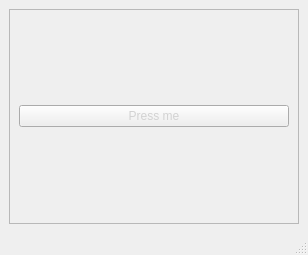
DariuszMak/python-standalone-gui-template, file app/ui/forms/main_window.ui: the form before one commit.
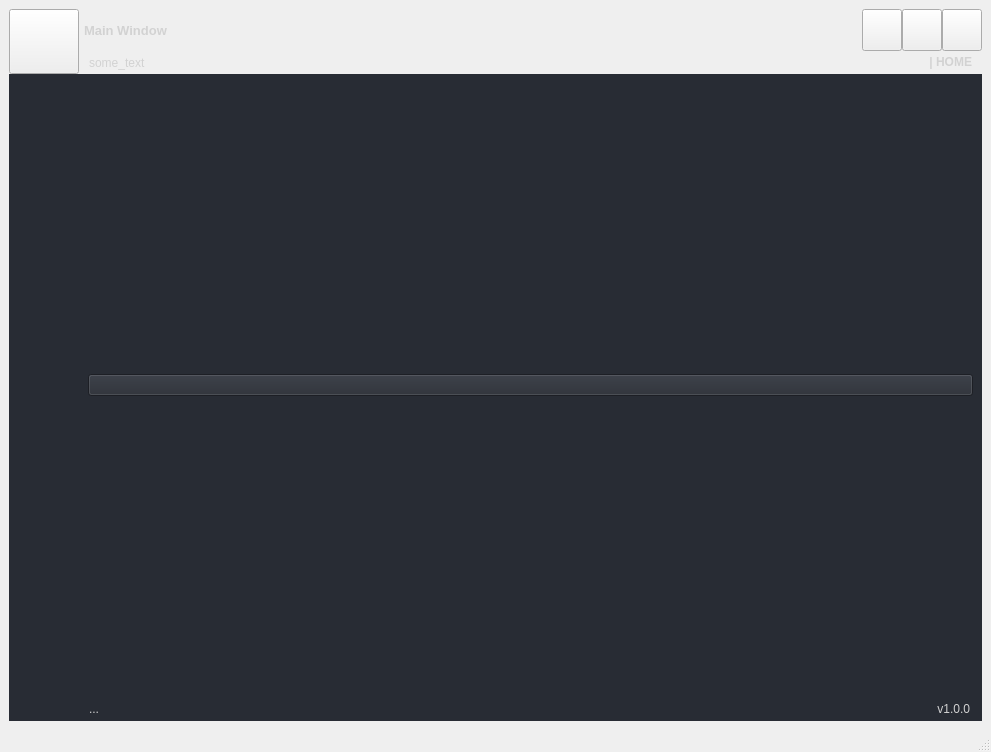
The form after the commit. Icons and pictures are not drawn.

Commit message: add mainwindow skeleton

The edit to the form file:
```diff
--- a/app/ui/forms/main_window.ui
+++ b/app/ui/forms/main_window.ui
@@ -6,8 +6,8 @@
    <rect>
     <x>0</x>
     <y>0</y>
-    <width>308</width>
-    <height>255</height>
+    <width>991</width>
+    <height>752</height>
    </rect>
   </property>
   <property name="windowTitle">
@@ -17,21 +17,770 @@
    <property name="styleSheet">
     <string notr="true">color: rgb(210, 210, 210);</string>
    </property>
-   <layout class="QGridLayout" name="gridLayout_2">
-    <item row="0" column="0">
-     <widget class="QFrame" name="frame">
+   <layout class="QHBoxLayout" name="horizontalLayout">
+    <item>
+     <widget class="QFrame" name="frame_main">
+      <property name="styleSheet">
+       <string notr="true"/>
+      </property>
       <property name="frameShape">
-       <enum>QFrame::StyledPanel</enum>
+       <enum>QFrame::NoFrame</enum>
       </property>
       <property name="frameShadow">
        <enum>QFrame::Raised</enum>
       </property>
-      <layout class="QGridLayout" name="gridLayout">
-       <item row="0" column="0">
-        <widget class="QPushButton" name="pushButton">
-         <property name="text">
-          <string>Press me</string>
+      <layout class="QVBoxLayout" name="verticalLayout">
+       <property name="spacing">
+        <number>0</number>
+       </property>
+       <property name="leftMargin">
+        <number>0</number>
+       </property>
+       <property name="topMargin">
+        <number>0</number>
+       </property>
+       <property name="rightMargin">
+        <number>0</number>
+       </property>
+       <property name="bottomMargin">
+        <number>0</number>
+       </property>
+       <item>
+        <widget class="QFrame" name="frame_top">
+         <property name="minimumSize">
+          <size>
+           <width>0</width>
+           <height>65</height>
+          </size>
          </property>
+         <property name="maximumSize">
+          <size>
+           <width>16777215</width>
+           <height>65</height>
+          </size>
+         </property>
+         <property name="styleSheet">
+          <string notr="true"/>
+         </property>
+         <property name="frameShape">
+          <enum>QFrame::NoFrame</enum>
+         </property>
+         <property name="frameShadow">
+          <enum>QFrame::Raised</enum>
+         </property>
+         <layout class="QHBoxLayout" name="horizontalLayout_3">
+          <property name="spacing">
+           <number>0</number>
+          </property>
+          <property name="leftMargin">
+           <number>0</number>
+          </property>
+          <property name="topMargin">
+           <number>0</number>
+          </property>
+          <property name="rightMargin">
+           <number>0</number>
+          </property>
+          <property name="bottomMargin">
+           <number>0</number>
+          </property>
+          <item>
+           <widget class="QFrame" name="frame_toggle">
+            <property name="maximumSize">
+             <size>
+              <width>70</width>
+              <height>16777215</height>
+             </size>
+            </property>
+            <property name="styleSheet">
+             <string notr="true"/>
+            </property>
+            <property name="frameShape">
+             <enum>QFrame::NoFrame</enum>
+            </property>
+            <property name="frameShadow">
+             <enum>QFrame::Raised</enum>
+            </property>
+            <layout class="QVBoxLayout" name="verticalLayout_3">
+             <property name="spacing">
+              <number>0</number>
+             </property>
+             <property name="leftMargin">
+              <number>0</number>
+             </property>
+             <property name="topMargin">
+              <number>0</number>
+             </property>
+             <property name="rightMargin">
+              <number>0</number>
+             </property>
+             <property name="bottomMargin">
+              <number>0</number>
+             </property>
+             <item>
+              <widget class="QPushButton" name="btn_toggle_menu">
+               <property name="sizePolicy">
+                <sizepolicy hsizetype="Expanding" vsizetype="Expanding">
+                 <horstretch>0</horstretch>
+                 <verstretch>0</verstretch>
+                </sizepolicy>
+               </property>
+               <property name="styleSheet">
+                <string notr="true"/>
+               </property>
+               <property name="text">
+                <string/>
+               </property>
+              </widget>
+             </item>
+            </layout>
+           </widget>
+          </item>
+          <item>
+           <widget class="QFrame" name="frame_top_right">
+            <property name="styleSheet">
+             <string notr="true"/>
+            </property>
+            <property name="frameShape">
+             <enum>QFrame::NoFrame</enum>
+            </property>
+            <property name="frameShadow">
+             <enum>QFrame::Raised</enum>
+            </property>
+            <layout class="QVBoxLayout" name="verticalLayout_2">
+             <property name="spacing">
+              <number>0</number>
+             </property>
+             <property name="leftMargin">
+              <number>0</number>
+             </property>
+             <property name="topMargin">
+              <number>0</number>
+             </property>
+             <property name="rightMargin">
+              <number>0</number>
+             </property>
+             <property name="bottomMargin">
+              <number>0</number>
+             </property>
+             <item>
+              <widget class="QFrame" name="frame_top_btns">
+               <property name="maximumSize">
+                <size>
+                 <width>16777215</width>
+                 <height>42</height>
+                </size>
+               </property>
+               <property name="styleSheet">
+                <string notr="true"/>
+               </property>
+               <property name="frameShape">
+                <enum>QFrame::NoFrame</enum>
+               </property>
+               <property name="frameShadow">
+                <enum>QFrame::Raised</enum>
+               </property>
+               <layout class="QHBoxLayout" name="horizontalLayout_4">
+                <property name="spacing">
+                 <number>0</number>
+                </property>
+                <property name="leftMargin">
+                 <number>0</number>
+                </property>
+                <property name="topMargin">
+                 <number>0</number>
+                </property>
+                <property name="rightMargin">
+                 <number>0</number>
+                </property>
+                <property name="bottomMargin">
+                 <number>0</number>
+                </property>
+                <item>
+                 <widget class="QFrame" name="frame_label_top_btns">
+                  <property name="sizePolicy">
+                   <sizepolicy hsizetype="Expanding" vsizetype="Preferred">
+                    <horstretch>0</horstretch>
+                    <verstretch>0</verstretch>
+                   </sizepolicy>
+                  </property>
+                  <property name="frameShape">
+                   <enum>QFrame::NoFrame</enum>
+                  </property>
+                  <property name="frameShadow">
+                   <enum>QFrame::Raised</enum>
+                  </property>
+                  <layout class="QHBoxLayout" name="horizontalLayout_10">
+                   <property name="spacing">
+                    <number>0</number>
+                   </property>
+                   <property name="leftMargin">
+                    <number>5</number>
+                   </property>
+                   <property name="topMargin">
+                    <number>0</number>
+                   </property>
+                   <property name="rightMargin">
+                    <number>10</number>
+                   </property>
+                   <property name="bottomMargin">
+                    <number>0</number>
+                   </property>
+                   <item>
+                    <widget class="QLabel" name="label_title_bar_top">
+                     <property name="font">
+                      <font>
+                       <pointsize>10</pointsize>
+                       <bold>true</bold>
+                      </font>
+                     </property>
+                     <property name="styleSheet">
+                      <string notr="true"/>
+                     </property>
+                     <property name="text">
+                      <string>Main Window</string>
+                     </property>
+                    </widget>
+                   </item>
+                  </layout>
+                 </widget>
+                </item>
+                <item alignment="Qt::AlignRight">
+                 <widget class="QFrame" name="frame_btns_right">
+                  <property name="sizePolicy">
+                   <sizepolicy hsizetype="Expanding" vsizetype="Preferred">
+                    <horstretch>0</horstretch>
+                    <verstretch>0</verstretch>
+                   </sizepolicy>
+                  </property>
+                  <property name="maximumSize">
+                   <size>
+                    <width>120</width>
+                    <height>16777215</height>
+                   </size>
+                  </property>
+                  <property name="frameShape">
+                   <enum>QFrame::NoFrame</enum>
+                  </property>
+                  <property name="frameShadow">
+                   <enum>QFrame::Raised</enum>
+                  </property>
+                  <layout class="QHBoxLayout" name="horizontalLayout_5">
+                   <property name="spacing">
+                    <number>0</number>
+                   </property>
+                   <property name="leftMargin">
+                    <number>0</number>
+                   </property>
+                   <property name="topMargin">
+                    <number>0</number>
+                   </property>
+                   <property name="rightMargin">
+                    <number>0</number>
+                   </property>
+                   <property name="bottomMargin">
+                    <number>0</number>
+                   </property>
+                   <item>
+                    <widget class="QPushButton" name="btn_minimize">
+                     <property name="sizePolicy">
+                      <sizepolicy hsizetype="Minimum" vsizetype="Expanding">
+                       <horstretch>0</horstretch>
+                       <verstretch>0</verstretch>
+                      </sizepolicy>
+                     </property>
+                     <property name="minimumSize">
+                      <size>
+                       <width>40</width>
+                       <height>0</height>
+                      </size>
+                     </property>
+                     <property name="maximumSize">
+                      <size>
+                       <width>40</width>
+                       <height>16777215</height>
+                      </size>
+                     </property>
+                     <property name="toolTip">
+                      <string>Minimize</string>
+                     </property>
+                     <property name="styleSheet">
+                      <string notr="true"/>
+                     </property>
+                     <property name="text">
+                      <string/>
+                     </property>
+                     <property name="icon">
+                      <iconset resource="files.qrc">
+                       <normaloff>:/16x16/icons/16x16/cil-window-minimize.png</normaloff>:/16x16/icons/16x16/cil-window-minimize.png</iconset>
+                     </property>
+                    </widget>
+                   </item>
+                   <item>
+                    <widget class="QPushButton" name="btn_maximize_restore">
+                     <property name="sizePolicy">
+                      <sizepolicy hsizetype="Minimum" vsizetype="Expanding">
+                       <horstretch>0</horstretch>
+                       <verstretch>0</verstretch>
+                      </sizepolicy>
+                     </property>
+                     <property name="minimumSize">
+                      <size>
+                       <width>40</width>
+                       <height>0</height>
+                      </size>
+                     </property>
+                     <property name="maximumSize">
+                      <size>
+                       <width>40</width>
+                       <height>16777215</height>
+                      </size>
+                     </property>
+                     <property name="toolTip">
+                      <string>Maximize</string>
+                     </property>
+                     <property name="styleSheet">
+                      <string notr="true"/>
+                     </property>
+                     <property name="text">
+                      <string/>
+                     </property>
+                     <property name="icon">
+                      <iconset resource="files.qrc">
+                       <normaloff>:/16x16/icons/16x16/cil-window-maximize.png</normaloff>:/16x16/icons/16x16/cil-window-maximize.png</iconset>
+                     </property>
+                    </widget>
+                   </item>
+                   <item>
+                    <widget class="QPushButton" name="btn_close">
+                     <property name="sizePolicy">
+                      <sizepolicy hsizetype="Minimum" vsizetype="Expanding">
+                       <horstretch>0</horstretch>
+                       <verstretch>0</verstretch>
+                      </sizepolicy>
+                     </property>
+                     <property name="minimumSize">
+                      <size>
+                       <width>40</width>
+                       <height>0</height>
+                      </size>
+                     </property>
+                     <property name="maximumSize">
+                      <size>
+                       <width>40</width>
+                       <height>16777215</height>
+                      </size>
+                     </property>
+                     <property name="toolTip">
+                      <string>Close</string>
+                     </property>
+                     <property name="styleSheet">
+                      <string notr="true"/>
+                     </property>
+                     <property name="text">
+                      <string/>
+                     </property>
+                     <property name="icon">
+                      <iconset resource="files.qrc">
+                       <normaloff>:/16x16/icons/16x16/cil-x.png</normaloff>:/16x16/icons/16x16/cil-x.png</iconset>
+                     </property>
+                    </widget>
+                   </item>
+                  </layout>
+                 </widget>
+                </item>
+               </layout>
+              </widget>
+             </item>
+             <item>
+              <widget class="QFrame" name="frame_top_info">
+               <property name="maximumSize">
+                <size>
+                 <width>16777215</width>
+                 <height>65</height>
+                </size>
+               </property>
+               <property name="styleSheet">
+                <string notr="true"/>
+               </property>
+               <property name="frameShape">
+                <enum>QFrame::NoFrame</enum>
+               </property>
+               <property name="frameShadow">
+                <enum>QFrame::Raised</enum>
+               </property>
+               <layout class="QHBoxLayout" name="horizontalLayout_8">
+                <property name="spacing">
+                 <number>0</number>
+                </property>
+                <property name="leftMargin">
+                 <number>10</number>
+                </property>
+                <property name="topMargin">
+                 <number>0</number>
+                </property>
+                <property name="rightMargin">
+                 <number>10</number>
+                </property>
+                <property name="bottomMargin">
+                 <number>0</number>
+                </property>
+                <item>
+                 <widget class="QLabel" name="label_top_info_1">
+                  <property name="maximumSize">
+                   <size>
+                    <width>16777215</width>
+                    <height>15</height>
+                   </size>
+                  </property>
+                  <property name="font">
+                   <font/>
+                  </property>
+                  <property name="styleSheet">
+                   <string notr="true"/>
+                  </property>
+                  <property name="text">
+                   <string>some_text</string>
+                  </property>
+                 </widget>
+                </item>
+                <item>
+                 <widget class="QLabel" name="label_top_info_2">
+                  <property name="minimumSize">
+                   <size>
+                    <width>0</width>
+                    <height>0</height>
+                   </size>
+                  </property>
+                  <property name="maximumSize">
+                   <size>
+                    <width>250</width>
+                    <height>20</height>
+                   </size>
+                  </property>
+                  <property name="font">
+                   <font>
+                    <bold>true</bold>
+                   </font>
+                  </property>
+                  <property name="styleSheet">
+                   <string notr="true"/>
+                  </property>
+                  <property name="text">
+                   <string>| HOME</string>
+                  </property>
+                  <property name="alignment">
+                   <set>Qt::AlignRight|Qt::AlignTrailing|Qt::AlignVCenter</set>
+                  </property>
+                 </widget>
+                </item>
+               </layout>
+              </widget>
+             </item>
+            </layout>
+           </widget>
+          </item>
+         </layout>
+        </widget>
+       </item>
+       <item>
+        <widget class="QFrame" name="frame_center">
+         <property name="sizePolicy">
+          <sizepolicy hsizetype="Expanding" vsizetype="Expanding">
+           <horstretch>0</horstretch>
+           <verstretch>0</verstretch>
+          </sizepolicy>
+         </property>
+         <property name="styleSheet">
+          <string notr="true">background-color: rgb(40, 44, 52);</string>
+         </property>
+         <property name="frameShape">
+          <enum>QFrame::NoFrame</enum>
+         </property>
+         <property name="frameShadow">
+          <enum>QFrame::Raised</enum>
+         </property>
+         <layout class="QHBoxLayout" name="horizontalLayout_2">
+          <property name="spacing">
+           <number>0</number>
+          </property>
+          <property name="leftMargin">
+           <number>0</number>
+          </property>
+          <property name="topMargin">
+           <number>0</number>
+          </property>
+          <property name="rightMargin">
+           <number>0</number>
+          </property>
+          <property name="bottomMargin">
+           <number>0</number>
+          </property>
+          <item>
+           <widget class="QFrame" name="frame_left_menu">
+            <property name="sizePolicy">
+             <sizepolicy hsizetype="Preferred" vsizetype="Preferred">
+              <horstretch>0</horstretch>
+              <verstretch>0</verstretch>
+             </sizepolicy>
+            </property>
+            <property name="minimumSize">
+             <size>
+              <width>70</width>
+              <height>0</height>
+             </size>
+            </property>
+            <property name="maximumSize">
+             <size>
+              <width>70</width>
+              <height>16777215</height>
+             </size>
+            </property>
+            <property name="layoutDirection">
+             <enum>Qt::LeftToRight</enum>
+            </property>
+            <property name="styleSheet">
+             <string notr="true"/>
+            </property>
+            <property name="frameShape">
+             <enum>QFrame::NoFrame</enum>
+            </property>
+            <property name="frameShadow">
+             <enum>QFrame::Raised</enum>
+            </property>
+            <layout class="QVBoxLayout" name="verticalLayout_5">
+             <property name="spacing">
+              <number>1</number>
+             </property>
+             <property name="leftMargin">
+              <number>0</number>
+             </property>
+             <property name="topMargin">
+              <number>0</number>
+             </property>
+             <property name="rightMargin">
+              <number>0</number>
+             </property>
+             <property name="bottomMargin">
+              <number>0</number>
+             </property>
+             <item alignment="Qt::AlignTop">
+              <widget class="QFrame" name="frame_menus">
+               <property name="frameShape">
+                <enum>QFrame::NoFrame</enum>
+               </property>
+               <property name="frameShadow">
+                <enum>QFrame::Raised</enum>
+               </property>
+               <layout class="QVBoxLayout" name="layout_menus">
+                <property name="spacing">
+                 <number>0</number>
+                </property>
+                <property name="leftMargin">
+                 <number>0</number>
+                </property>
+                <property name="topMargin">
+                 <number>0</number>
+                </property>
+                <property name="rightMargin">
+                 <number>0</number>
+                </property>
+                <property name="bottomMargin">
+                 <number>0</number>
+                </property>
+               </layout>
+              </widget>
+             </item>
+             <item alignment="Qt::AlignBottom">
+              <widget class="QFrame" name="frame_extra_menus">
+               <property name="sizePolicy">
+                <sizepolicy hsizetype="Preferred" vsizetype="Preferred">
+                 <horstretch>0</horstretch>
+                 <verstretch>0</verstretch>
+                </sizepolicy>
+               </property>
+               <property name="frameShape">
+                <enum>QFrame::NoFrame</enum>
+               </property>
+               <property name="frameShadow">
+                <enum>QFrame::Raised</enum>
+               </property>
+               <layout class="QVBoxLayout" name="layout_menu_bottom">
+                <property name="spacing">
+                 <number>10</number>
+                </property>
+                <property name="leftMargin">
+                 <number>0</number>
+                </property>
+                <property name="topMargin">
+                 <number>0</number>
+                </property>
+                <property name="rightMargin">
+                 <number>0</number>
+                </property>
+                <property name="bottomMargin">
+                 <number>25</number>
+                </property>
+               </layout>
+              </widget>
+             </item>
+            </layout>
+           </widget>
+          </item>
+          <item>
+           <widget class="QFrame" name="frame_main_content">
+            <property name="styleSheet">
+             <string notr="true"/>
+            </property>
+            <property name="frameShape">
+             <enum>QFrame::NoFrame</enum>
+            </property>
+            <property name="frameShadow">
+             <enum>QFrame::Raised</enum>
+            </property>
+            <layout class="QVBoxLayout" name="verticalLayout_4">
+             <property name="spacing">
+              <number>0</number>
+             </property>
+             <property name="leftMargin">
+              <number>0</number>
+             </property>
+             <property name="topMargin">
+              <number>0</number>
+             </property>
+             <property name="rightMargin">
+              <number>0</number>
+             </property>
+             <property name="bottomMargin">
+              <number>0</number>
+             </property>
+             <item>
+              <widget class="QFrame" name="frame_content">
+               <property name="frameShape">
+                <enum>QFrame::NoFrame</enum>
+               </property>
+               <property name="frameShadow">
+                <enum>QFrame::Raised</enum>
+               </property>
+               <layout class="QHBoxLayout" name="horizontalLayout_17">
+                <item>
+                 <widget class="QPushButton" name="pushButton">
+                  <property name="text">
+                   <string/>
+                  </property>
+                 </widget>
+                </item>
+               </layout>
+              </widget>
+             </item>
+             <item>
+              <widget class="QFrame" name="frame_grip">
+               <property name="minimumSize">
+                <size>
+                 <width>0</width>
+                 <height>25</height>
+                </size>
+               </property>
+               <property name="maximumSize">
+                <size>
+                 <width>16777215</width>
+                 <height>25</height>
+                </size>
+               </property>
+               <property name="styleSheet">
+                <string notr="true"/>
+               </property>
+               <property name="frameShape">
+                <enum>QFrame::NoFrame</enum>
+               </property>
+               <property name="frameShadow">
+                <enum>QFrame::Raised</enum>
+               </property>
+               <layout class="QHBoxLayout" name="horizontalLayout_6">
+                <property name="spacing">
+                 <number>0</number>
+                </property>
+                <property name="leftMargin">
+                 <number>0</number>
+                </property>
+                <property name="topMargin">
+                 <number>0</number>
+                </property>
+                <property name="rightMargin">
+                 <number>2</number>
+                </property>
+                <property name="bottomMargin">
+                 <number>0</number>
+                </property>
+                <item>
+                 <widget class="QFrame" name="frame_label_bottom">
+                  <property name="frameShape">
+                   <enum>QFrame::NoFrame</enum>
+                  </property>
+                  <property name="frameShadow">
+                   <enum>QFrame::Raised</enum>
+                  </property>
+                  <layout class="QHBoxLayout" name="horizontalLayout_7">
+                   <property name="spacing">
+                    <number>0</number>
+                   </property>
+                   <property name="leftMargin">
+                    <number>10</number>
+                   </property>
+                   <property name="topMargin">
+                    <number>0</number>
+                   </property>
+                   <property name="rightMargin">
+                    <number>10</number>
+                   </property>
+                   <property name="bottomMargin">
+                    <number>0</number>
+                   </property>
+                   <item>
+                    <widget class="QLabel" name="label_credits">
+                     <property name="font">
+                      <font/>
+                     </property>
+                     <property name="styleSheet">
+                      <string notr="true"/>
+                     </property>
+                     <property name="text">
+                      <string>...</string>
+                     </property>
+                    </widget>
+                   </item>
+                   <item>
+                    <widget class="QLabel" name="label_version">
+                     <property name="maximumSize">
+                      <size>
+                       <width>100</width>
+                       <height>16777215</height>
+                      </size>
+                     </property>
+                     <property name="font">
+                      <font/>
+                     </property>
+                     <property name="styleSheet">
+                      <string notr="true"/>
+                     </property>
+                     <property name="text">
+                      <string>v1.0.0</string>
+                     </property>
+                     <property name="alignment">
+                      <set>Qt::AlignRight|Qt::AlignTrailing|Qt::AlignVCenter</set>
+                     </property>
+                    </widget>
+                   </item>
+                  </layout>
+                 </widget>
+                </item>
+               </layout>
+              </widget>
+             </item>
+            </layout>
+           </widget>
+          </item>
+         </layout>
         </widget>
        </item>
       </layout>
```
Left out of the diff: 3 changed lines with no effect on the pictures. The commit also changes 2 other files.
